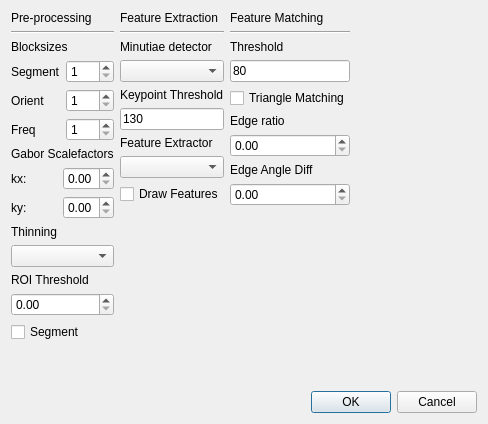
Old version of the form Proyecto-Final/configdialog.ui in the repository nlandau91/Proyecto-Final.
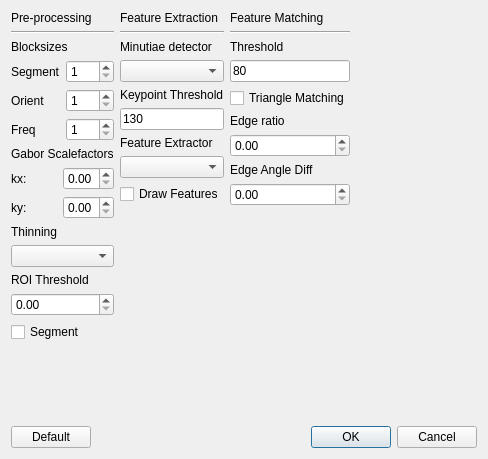
New version of the form.

Commit message: parametros default

```diff
--- a/Proyecto-Final/configdialog.ui
+++ b/Proyecto-Final/configdialog.ui
@@ -7,23 +7,13 @@
     <x>0</x>
     <y>0</y>
     <width>488</width>
-    <height>424</height>
+    <height>459</height>
    </rect>
   </property>
   <property name="windowTitle">
    <string>Dialog</string>
   </property>
   <layout class="QGridLayout" name="gridLayout">
-   <item row="1" column="0">
-    <widget class="QDialogButtonBox" name="buttonBox">
-     <property name="orientation">
-      <enum>Qt::Horizontal</enum>
-     </property>
-     <property name="standardButtons">
-      <set>QDialogButtonBox::Cancel|QDialogButtonBox::Ok</set>
-     </property>
-    </widget>
-   </item>
    <item row="0" column="0">
     <layout class="QHBoxLayout" name="horizontalLayout">
      <item>
@@ -410,6 +400,27 @@
      </item>
     </layout>
    </item>
+   <item row="1" column="0">
+    <layout class="QHBoxLayout" name="horizontalLayout_7">
+     <item>
+      <widget class="QPushButton" name="btn_default">
+       <property name="text">
+        <string>Default</string>
+       </property>
+      </widget>
+     </item>
+     <item>
+      <widget class="QDialogButtonBox" name="buttonBox">
+       <property name="orientation">
+        <enum>Qt::Horizontal</enum>
+       </property>
+       <property name="standardButtons">
+        <set>QDialogButtonBox::Cancel|QDialogButtonBox::Ok</set>
+       </property>
+      </widget>
+     </item>
+    </layout>
+   </item>
   </layout>
  </widget>
  <resources/>
```
The commit also changes 8 other files.
